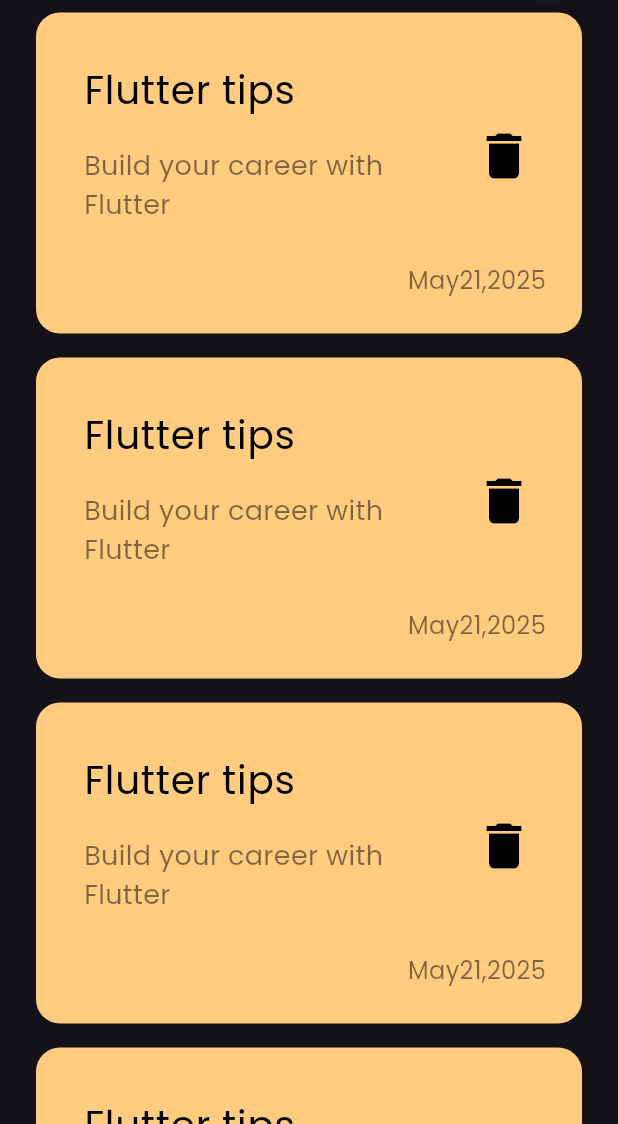
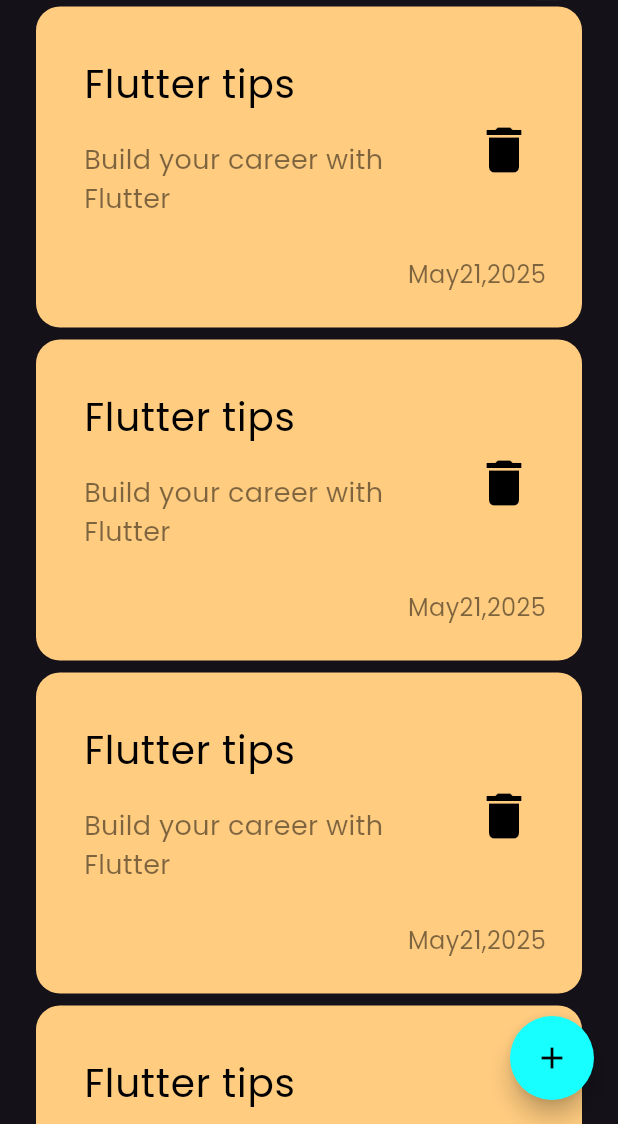
Before and after one commit to louaysalh/notes_app, a Flutter app: the screen it shows after launch, on a phone screen of 412 x 824 dp, the part 112-1236 px from its top. Run offline on Flutter 3.47's test engine with Material 3 defaults, Android fonts, the phone set to English and light mode, and no system bars.

Commit message:
adding floating action button

```diff
--- a/lib/views/notes_view.dart
+++ b/lib/views/notes_view.dart
@@ -6,10 +6,14 @@ class NotesView extends StatelessWidget {
 
   @override
   Widget build(BuildContext context) {
-    return const  Scaffold(
-      body: NotesViewBody(),
+    return Scaffold(
+      floatingActionButton: FloatingActionButton(
+        onPressed: () {},
+        backgroundColor: Colors.cyanAccent,
+        shape: CircleBorder(),
+        child: Icon(Icons.add, color: Colors.black),
+      ),
+      body: const NotesViewBody(),
     );
   }
-
-
 }
--- a/lib/widgets/notes_list_view.dart
+++ b/lib/widgets/notes_list_view.dart
@@ -10,7 +10,7 @@ class NotesListView extends StatelessWidget {
       // expanded unbounded height
       itemBuilder: (context, index) {
         return Padding(
-          padding: const EdgeInsets.symmetric(vertical: 8),
+          padding: const EdgeInsets.symmetric(vertical: 4),
           child: const NoteItem(),
         );
       },
```
